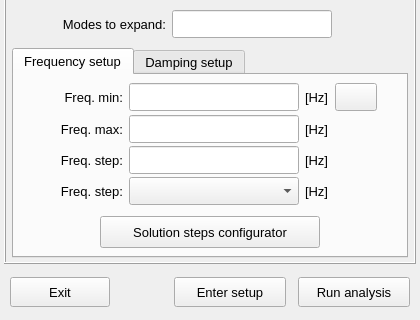
The window that vibra/interface/data/ui_files/analysis/harmonic_analysis_setup_input.ui (MOPT-UFSC/VIBRA) describes before a commit, drawn with Qt 5; both pictures show x 0 to 420 and y 140 to 460 of the 420 by 460 pixel window.
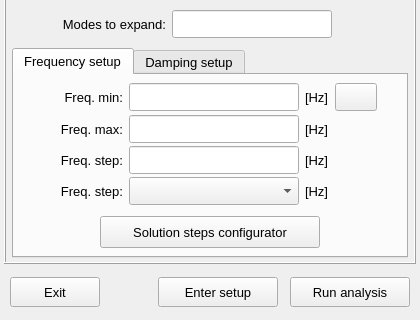
The same window after the commit. Icons and pictures are not drawn.

Commit message: Adjusts the analysis setup ui-file

What changed in the file:
```diff
--- a/vibra/interface/data/ui_files/analysis/harmonic_analysis_setup_input.ui
+++ b/vibra/interface/data/ui_files/analysis/harmonic_analysis_setup_input.ui
@@ -1486,13 +1486,13 @@
        <widget class="QPushButton" name="pushButton_exit">
         <property name="minimumSize">
          <size>
-          <width>100</width>
+          <width>90</width>
           <height>30</height>
          </size>
         </property>
         <property name="maximumSize">
          <size>
-          <width>112</width>
+          <width>90</width>
           <height>30</height>
          </size>
         </property>
@@ -1530,13 +1530,13 @@
        <widget class="QPushButton" name="pushButton_enter_setup">
         <property name="minimumSize">
          <size>
-          <width>112</width>
+          <width>120</width>
           <height>30</height>
          </size>
         </property>
         <property name="maximumSize">
          <size>
-          <width>112</width>
+          <width>120</width>
           <height>30</height>
          </size>
         </property>
@@ -1574,13 +1574,13 @@
        <widget class="QPushButton" name="pushButton_run_analysis">
         <property name="minimumSize">
          <size>
-          <width>112</width>
+          <width>120</width>
           <height>30</height>
          </size>
         </property>
         <property name="maximumSize">
          <size>
-          <width>112</width>
+          <width>120</width>
           <height>30</height>
          </size>
         </property>
```
The commit also changes 2 other files.
